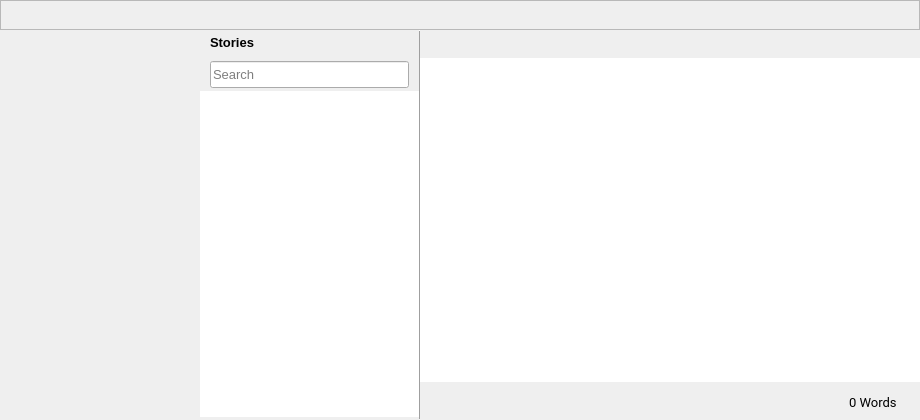
Qt form src/mainwindow.ui (theshadowx/notes) before a commit.
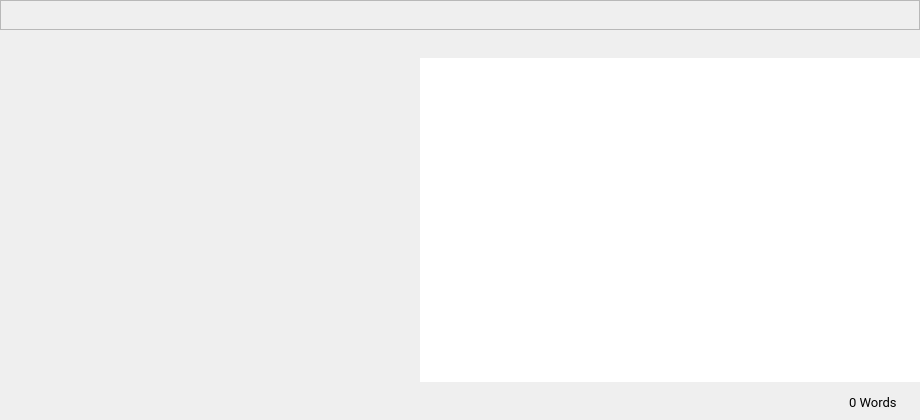
The same form after that commit. Custom widgets are drawn as their Qt base class.

Commit message: Moving all what contained in leftFrame to a widget class dealing with notes

Patch:
```diff
--- a/src/mainwindow.ui
+++ b/src/mainwindow.ui
@@ -287,7 +287,7 @@
         </size>
        </property>
       </widget>
-      <widget class="QFrame" name="frameLeft">
+      <widget class="NoteWidget" name="noteWidget" native="true">
        <property name="minimumSize">
         <size>
          <width>160</width>
@@ -300,396 +300,6 @@
          <height>16777215</height>
         </size>
        </property>
-       <layout class="QGridLayout" name="gridLayout_2">
-        <property name="leftMargin">
-         <number>0</number>
-        </property>
-        <property name="topMargin">
-         <number>0</number>
-        </property>
-        <property name="rightMargin">
-         <number>0</number>
-        </property>
-        <property name="bottomMargin">
-         <number>0</number>
-        </property>
-        <property name="horizontalSpacing">
-         <number>0</number>
-        </property>
-        <property name="verticalSpacing">
-         <number>3</number>
-        </property>
-        <item row="2" column="0">
-         <widget class="NoteView" name="listView">
-          <property name="sizePolicy">
-           <sizepolicy hsizetype="Expanding" vsizetype="Expanding">
-            <horstretch>0</horstretch>
-            <verstretch>0</verstretch>
-           </sizepolicy>
-          </property>
-          <property name="frameShape">
-           <enum>QFrame::NoFrame</enum>
-          </property>
-          <property name="lineWidth">
-           <number>0</number>
-          </property>
-          <property name="verticalScrollBarPolicy">
-           <enum>Qt::ScrollBarAsNeeded</enum>
-          </property>
-          <property name="horizontalScrollBarPolicy">
-           <enum>Qt::ScrollBarAlwaysOff</enum>
-          </property>
-          <property name="editTriggers">
-           <set>QAbstractItemView::NoEditTriggers</set>
-          </property>
-          <property name="showDropIndicator" stdset="0">
-           <bool>false</bool>
-          </property>
-          <property name="selectionBehavior">
-           <enum>QAbstractItemView::SelectRows</enum>
-          </property>
-          <property name="verticalScrollMode">
-           <enum>QAbstractItemView::ScrollPerPixel</enum>
-          </property>
-          <property name="resizeMode">
-           <enum>QListView::Adjust</enum>
-          </property>
-         </widget>
-        </item>
-        <item row="1" column="0">
-         <widget class="QFrame" name="frameSearch">
-          <property name="maximumSize">
-           <size>
-            <width>16777215</width>
-            <height>30</height>
-           </size>
-          </property>
-          <property name="frameShape">
-           <enum>QFrame::NoFrame</enum>
-          </property>
-          <property name="frameShadow">
-           <enum>QFrame::Raised</enum>
-          </property>
-          <layout class="QHBoxLayout" name="horizontalLayout">
-           <property name="leftMargin">
-            <number>0</number>
-           </property>
-           <property name="topMargin">
-            <number>3</number>
-           </property>
-           <property name="rightMargin">
-            <number>0</number>
-           </property>
-           <property name="bottomMargin">
-            <number>0</number>
-           </property>
-           <item>
-            <spacer name="horizontalSpacer_rightLineEdit_2">
-             <property name="orientation">
-              <enum>Qt::Horizontal</enum>
-             </property>
-             <property name="sizeType">
-              <enum>QSizePolicy::Minimum</enum>
-             </property>
-             <property name="sizeHint" stdset="0">
-              <size>
-               <width>10</width>
-               <height>20</height>
-              </size>
-             </property>
-            </spacer>
-           </item>
-           <item>
-            <widget class="QLineEdit" name="lineEdit">
-             <property name="sizePolicy">
-              <sizepolicy hsizetype="Preferred" vsizetype="Expanding">
-               <horstretch>0</horstretch>
-               <verstretch>0</verstretch>
-              </sizepolicy>
-             </property>
-             <property name="font">
-              <font>
-               <family>Arial</family>
-               <pointsize>10</pointsize>
-               <italic>false</italic>
-              </font>
-             </property>
-             <property name="focusPolicy">
-              <enum>Qt::StrongFocus</enum>
-             </property>
-             <property name="autoFillBackground">
-              <bool>false</bool>
-             </property>
-             <property name="styleSheet">
-              <string notr="true"/>
-             </property>
-             <property name="inputMask">
-              <string/>
-             </property>
-             <property name="text">
-              <string/>
-             </property>
-             <property name="frame">
-              <bool>true</bool>
-             </property>
-             <property name="placeholderText">
-              <string>Search</string>
-             </property>
-             <property name="cursorMoveStyle">
-              <enum>Qt::LogicalMoveStyle</enum>
-             </property>
-             <property name="clearButtonEnabled">
-              <bool>false</bool>
-             </property>
-            </widget>
-           </item>
-           <item>
-            <spacer name="horizontalSpacer_leftLineEdit_2">
-             <property name="orientation">
-              <enum>Qt::Horizontal</enum>
-             </property>
-             <property name="sizeType">
-              <enum>QSizePolicy::Minimum</enum>
-             </property>
-             <property name="sizeHint" stdset="0">
-              <size>
-               <width>10</width>
-               <height>20</height>
-              </size>
-             </property>
-            </spacer>
-           </item>
-          </layout>
-         </widget>
-        </item>
-        <item row="0" column="0">
-         <widget class="QFrame" name="frameNoteButtons">
-          <property name="sizePolicy">
-           <sizepolicy hsizetype="Preferred" vsizetype="Minimum">
-            <horstretch>0</horstretch>
-            <verstretch>0</verstretch>
-           </sizepolicy>
-          </property>
-          <property name="minimumSize">
-           <size>
-            <width>0</width>
-            <height>25</height>
-           </size>
-          </property>
-          <property name="maximumSize">
-           <size>
-            <width>16777215</width>
-            <height>25</height>
-           </size>
-          </property>
-          <property name="frameShape">
-           <enum>QFrame::NoFrame</enum>
-          </property>
-          <property name="frameShadow">
-           <enum>QFrame::Raised</enum>
-          </property>
-          <layout class="QHBoxLayout" name="horizontalLayout_7">
-           <property name="spacing">
-            <number>0</number>
-           </property>
-           <property name="leftMargin">
-            <number>10</number>
-           </property>
-           <property name="topMargin">
-            <number>3</number>
-           </property>
-           <property name="rightMargin">
-            <number>3</number>
-           </property>
-           <property name="bottomMargin">
-            <number>3</number>
-           </property>
-           <item>
-            <widget class="QLabel" name="labelNotes">
-             <property name="maximumSize">
-              <size>
-               <width>45</width>
-               <height>16777215</height>
-              </size>
-             </property>
-             <property name="font">
-              <font>
-               <family>Ubuntu</family>
-               <pointsize>10</pointsize>
-               <weight>75</weight>
-               <bold>true</bold>
-              </font>
-             </property>
-             <property name="text">
-              <string>Stories</string>
-             </property>
-             <property name="alignment">
-              <set>Qt::AlignLeading|Qt::AlignLeft|Qt::AlignVCenter</set>
-             </property>
-            </widget>
-           </item>
-           <item>
-            <widget class="QLabel" name="noteCntLabel">
-             <property name="font">
-              <font>
-               <family>Roboto</family>
-               <pointsize>8</pointsize>
-              </font>
-             </property>
-             <property name="text">
-              <string/>
-             </property>
-             <property name="scaledContents">
-              <bool>true</bool>
-             </property>
-             <property name="alignment">
-              <set>Qt::AlignLeading|Qt::AlignLeft|Qt::AlignVCenter</set>
-             </property>
-             <property name="indent">
-              <number>5</number>
-             </property>
-             <property name="textInteractionFlags">
-              <set>Qt::NoTextInteraction</set>
-             </property>
-            </widget>
-           </item>
-           <item>
-            <widget class="QPushButton" name="tagNoteButton">
-             <property name="minimumSize">
-              <size>
-               <width>18</width>
-               <height>18</height>
-              </size>
-             </property>
-             <property name="maximumSize">
-              <size>
-               <width>18</width>
-               <height>18</height>
-              </size>
-             </property>
-             <property name="cursor">
-              <cursorShape>PointingHandCursor</cursorShape>
-             </property>
-             <property name="toolTip">
-              <string>Modify the applied tags</string>
-             </property>
-             <property name="text">
-              <string/>
-             </property>
-             <property name="flat">
-              <bool>true</bool>
-             </property>
-            </widget>
-           </item>
-           <item>
-            <widget class="QPushButton" name="addNoteButton">
-             <property name="minimumSize">
-              <size>
-               <width>18</width>
-               <height>18</height>
-              </size>
-             </property>
-             <property name="maximumSize">
-              <size>
-               <width>18</width>
-               <height>18</height>
-              </size>
-             </property>
-             <property name="cursor">
-              <cursorShape>PointingHandCursor</cursorShape>
-             </property>
-             <property name="focusPolicy">
-              <enum>Qt::TabFocus</enum>
-             </property>
-             <property name="toolTip">
-              <string>Create new note</string>
-             </property>
-             <property name="flat">
-              <bool>true</bool>
-             </property>
-            </widget>
-           </item>
-           <item>
-            <widget class="QPushButton" name="deleteNoteButton">
-             <property name="sizePolicy">
-              <sizepolicy hsizetype="Preferred" vsizetype="Preferred">
-               <horstretch>0</horstretch>
-               <verstretch>0</verstretch>
-              </sizepolicy>
-             </property>
-             <property name="minimumSize">
-              <size>
-               <width>18</width>
-               <height>18</height>
-              </size>
-             </property>
-             <property name="maximumSize">
-              <size>
-               <width>18</width>
-               <height>18</height>
-              </size>
-             </property>
-             <property name="cursor">
-              <cursorShape>PointingHandCursor</cursorShape>
-             </property>
-             <property name="focusPolicy">
-              <enum>Qt::TabFocus</enum>
-             </property>
-             <property name="toolTip">
-              <string>Delete selected note</string>
-             </property>
-             <property name="text">
-              <string/>
-             </property>
-             <property name="iconSize">
-              <size>
-               <width>18</width>
-               <height>18</height>
-              </size>
-             </property>
-             <property name="flat">
-              <bool>true</bool>
-             </property>
-            </widget>
-           </item>
-          </layout>
-         </widget>
-        </item>
-        <item row="0" column="2" rowspan="4">
-         <widget class="Line" name="line">
-          <property name="sizePolicy">
-           <sizepolicy hsizetype="Fixed" vsizetype="Expanding">
-            <horstretch>0</horstretch>
-            <verstretch>0</verstretch>
-           </sizepolicy>
-          </property>
-          <property name="minimumSize">
-           <size>
-            <width>0</width>
-            <height>0</height>
-           </size>
-          </property>
-          <property name="maximumSize">
-           <size>
-            <width>1</width>
-            <height>16777215</height>
-           </size>
-          </property>
-          <property name="sizeIncrement">
-           <size>
-            <width>0</width>
-            <height>0</height>
-           </size>
-          </property>
-          <property name="frameShadow">
-           <enum>QFrame::Raised</enum>
-          </property>
-          <property name="orientation">
-           <enum>Qt::Vertical</enum>
-          </property>
-         </widget>
-        </item>
-       </layout>
       </widget>
       <widget class="QFrame" name="frameRight">
        <property name="minimumSize">
@@ -961,17 +571,18 @@
  </widget>
  <layoutdefault spacing="6" margin="11"/>
  <customwidgets>
-  <customwidget>
-   <class>NoteView</class>
-   <extends>QListView</extends>
-   <header>noteview.h</header>
-  </customwidget>
   <customwidget>
    <class>FolderTagWidget</class>
    <extends>QWidget</extends>
    <header>foldertagwidget.h</header>
    <container>1</container>
   </customwidget>
+  <customwidget>
+   <class>NoteWidget</class>
+   <extends>QWidget</extends>
+   <header>notewidget.h</header>
+   <container>1</container>
+  </customwidget>
  </customwidgets>
  <resources/>
  <connections/>
```
The commit also changes 6 other files.
